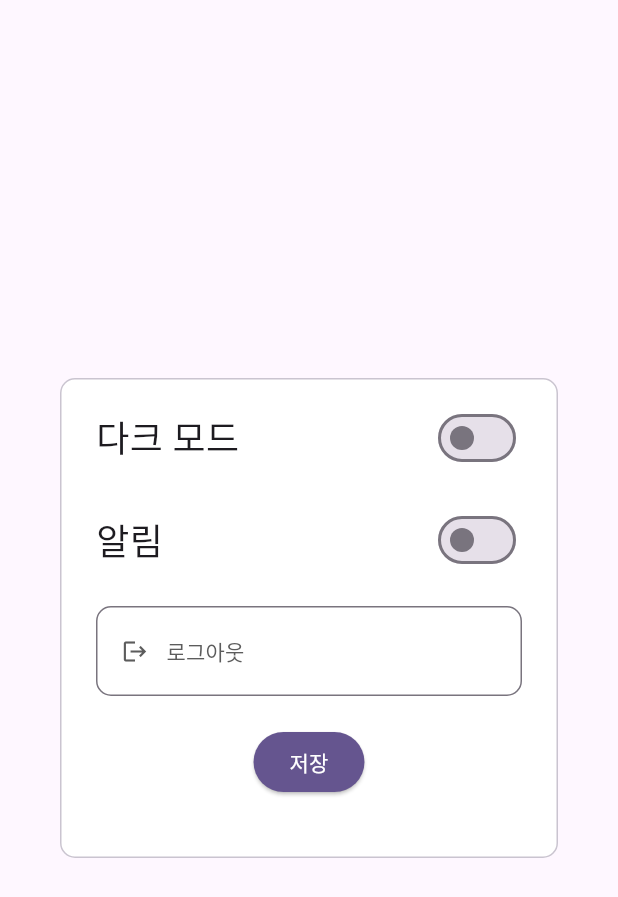
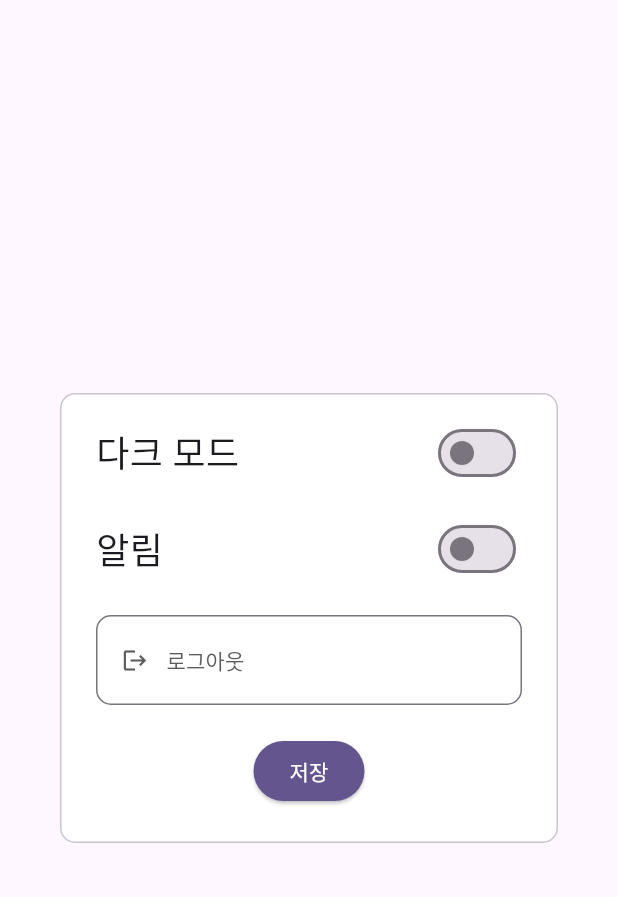
Before and after one commit to AIIA-GCU/VinTeum-FE, a Flutter app: what settingDialog() shows on an empty page, opened directly, on a phone screen of 412 x 824 dp. Shown: the top 897 px of the screen. Run offline on Flutter 3.47's test engine with Material 3 defaults, Android fonts, the phone set to English and light mode, and no system bars; our stand-ins replace image_picker.

Commit message:
[fix] 설정 팝업

```diff
--- a/lib/widget/dialog.dart
+++ b/lib/widget/dialog.dart
@@ -25,13 +25,13 @@ class _settingDialogState extends State<settingDialog> {
           backgroundColor: Colors.white,
           surfaceTintColor: Colors.transparent,
           actions: <Widget>[
-            Padding(
-              padding: const EdgeInsets.symmetric(vertical: 16),
-              child: Container(
+            Container(
               width: double.maxFinite,
               child: Column(
                 children: [
-                    Row(
+                  Padding(
+                    padding: const EdgeInsets.symmetric(vertical: 16),
+                    child: Row(
                       children: [
                         Text("다크 모드", style: TextStyle(fontSize: 24)),
                         Spacer(),
@@ -42,7 +42,7 @@ class _settingDialogState extends State<settingDialog> {
                             }),
                       ],
                     ),
-                    SizedBox(height: 20),
+                  ),
                   Row(
                     children: [
                       Text("알림", style: TextStyle(fontSize: 24)),
@@ -86,7 +86,6 @@ class _settingDialogState extends State<settingDialog> {
                 ],
               ),
             ),
-            ),
           ],
         shape: RoundedRectangleBorder(
         borderRadius: BorderRadius.all(Radius.circular(10)),
```
Lines whose indentation alone changed are shown as unchanged.
